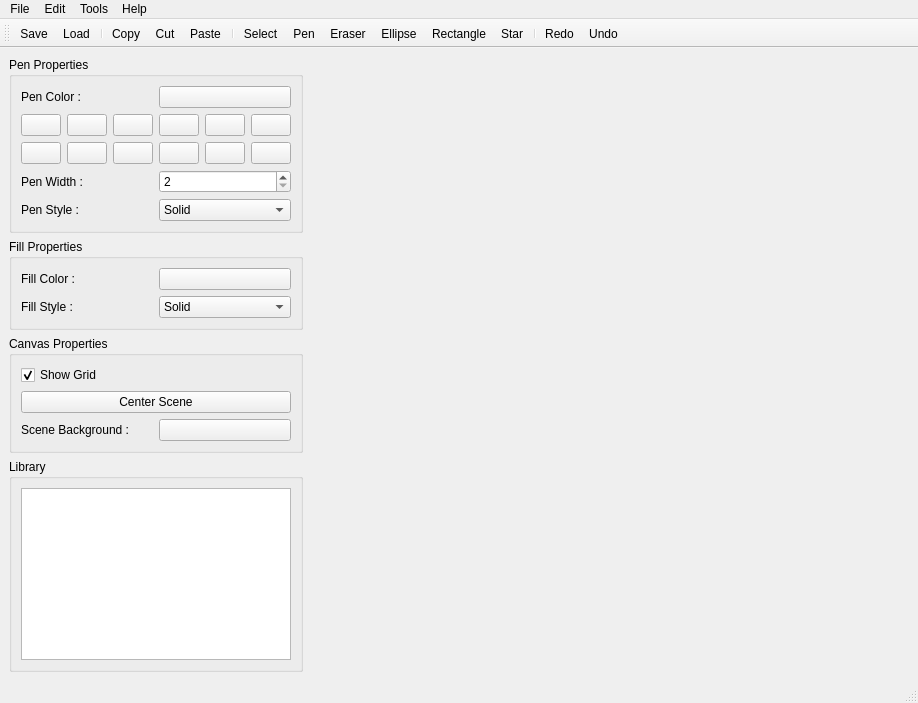
Qt form PainterApplication/mainwindow.ui (Arthur-T-Lambert/PainterApp) before a commit.
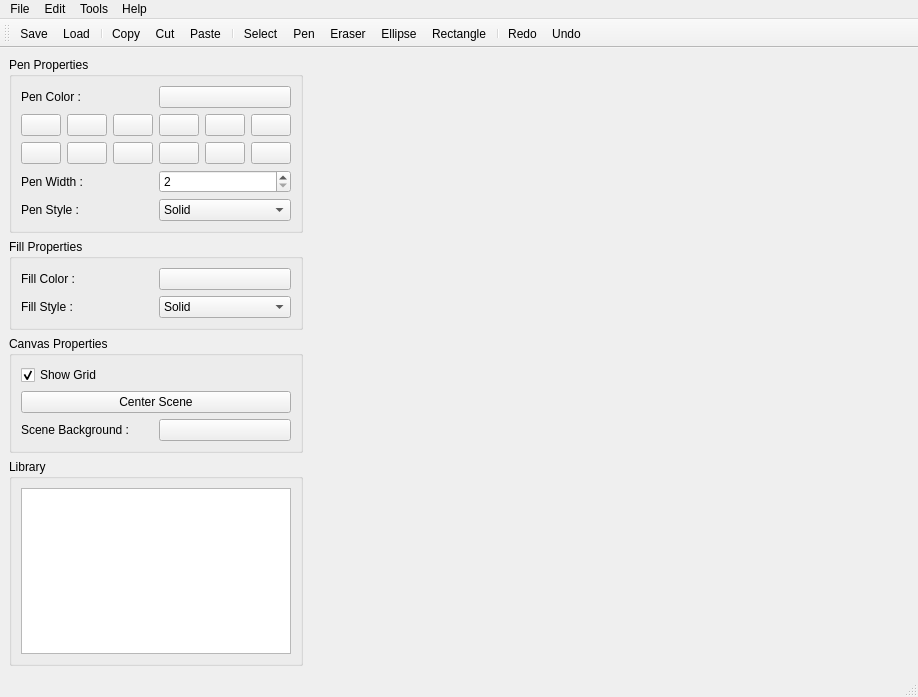
The same form after that commit. Icons and pictures are not drawn.

What changed in the file:
```diff
--- a/PainterApplication/mainwindow.ui
+++ b/PainterApplication/mainwindow.ui
@@ -7,7 +7,7 @@
     <x>0</x>
     <y>0</y>
     <width>894</width>
-    <height>703</height>
+    <height>697</height>
    </rect>
   </property>
   <property name="windowTitle">
@@ -445,7 +445,6 @@
    <addaction name="actionEraser"/>
    <addaction name="actionEllipse"/>
    <addaction name="actionRectangle"/>
-   <addaction name="actionStar"/>
    <addaction name="separator"/>
    <addaction name="actionRedo"/>
    <addaction name="actionUndo"/>
```
